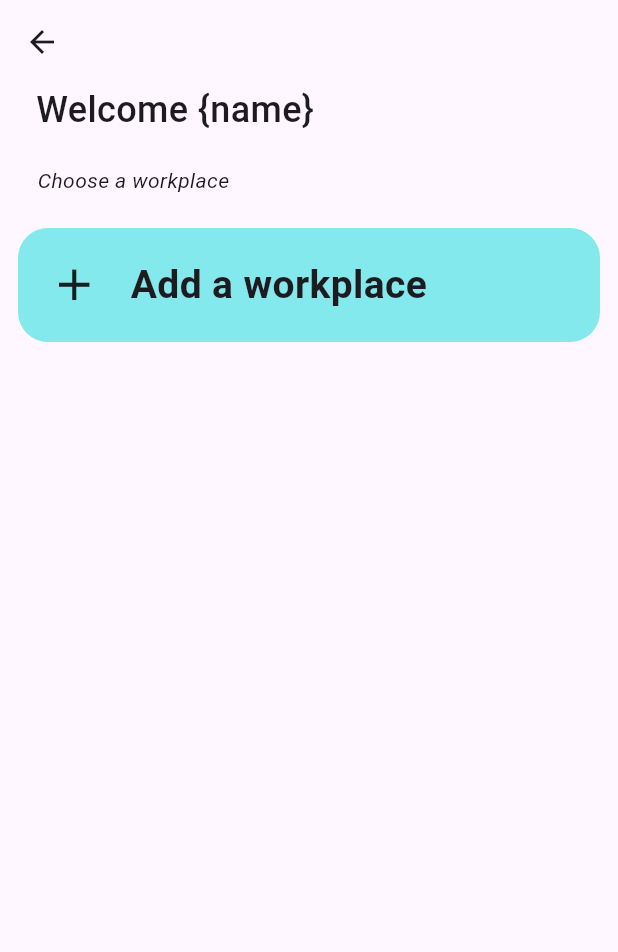
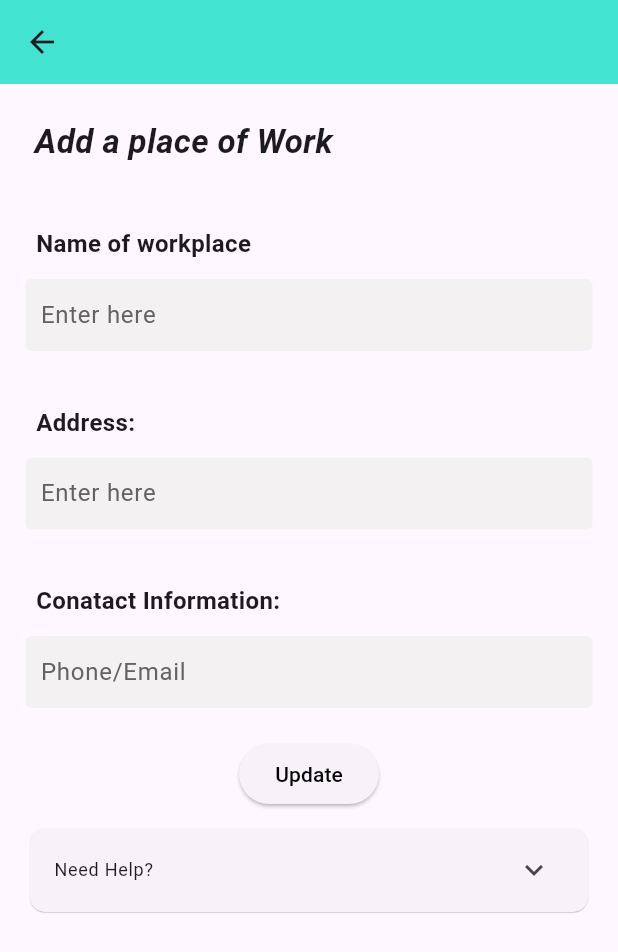
Before and after one commit to bryaanabraham/monefy_app, a Flutter app: the HomePage screen opened directly, after a tap on "Add a workplace", on a phone screen of 412 x 824 dp. Shown: the top 952 px of the screen. Run offline on Flutter 3.47's test engine with Material 3 defaults, Android fonts, the phone set to English and light mode, and no system bars; our stand-ins replace dots_indicator.

Commit message:
Workplace page added

```diff
--- /dev/null
+++ b/lib/Workplaces/add_workplace.dart
@@ -0,0 +1,204 @@
+
+import 'package:flutter/material.dart';
+import 'package:monefy_app/home_page.dart';
+
+class AddWorkplace extends StatefulWidget {
+  const AddWorkplace({Key? key}) : super(key: key);
+
+  @override
+  _AddWorkplace createState() => _AddWorkplace();
+}
+
+class _AddWorkplace extends State<AddWorkplace> {
+  late IconData address;
+  late String workplace;
+  late String contact;
+
+  bool _isExpandeIntro = false;
+  final String HelpText = 'Need Help?';
+  final String HelpExpanded =
+      "Incorporate the specified details according to the given instructions\n\nThe provided name is featured on the home screen.";
+  @override
+  Widget build(BuildContext context) {
+    return Scaffold(
+      appBar: AppBar(
+        backgroundColor: const Color.fromARGB(255, 66, 227, 208),
+      ),
+      body: SingleChildScrollView(
+        child: Padding(
+          padding: const EdgeInsets.all(8.0),
+          child: Column(
+            children: [
+              Padding(
+                padding: const EdgeInsets.all(15.0),
+                child: Container(
+                  alignment: Alignment.topLeft,
+                  child: const Text(
+                    'Add a place of Work',
+                    style: TextStyle(fontSize: 22, fontWeight: FontWeight.w700, fontStyle: FontStyle.italic),
+                  ),
+                ),
+              ),
+              const SizedBox(
+                height: 10,
+              ),
+              Padding(
+                padding: const EdgeInsets.only(
+                    top: 16, left: 16, right: 16, bottom: 8),
+                child: Container(
+                  alignment: Alignment.topLeft,
+                  child: const Text(
+                    'Name of workplace',
+                    style: TextStyle(fontSize: 16, fontWeight: FontWeight.w600),
+                  ),
+                ),
+              ),
+              Padding(
+                padding: const EdgeInsets.only(left: 5.0, right: 5, bottom: 16),
+                child: Card(
+                  elevation: 0,
+                  shape: RoundedRectangleBorder(
+                    borderRadius: BorderRadius.circular(4),
+                  ),
+                  color: const Color.fromARGB(255, 243, 241, 241),
+                  child: Padding(
+                    padding: const EdgeInsets.only(left: 10.0),
+                    child: TextFormField(
+                      decoration: const InputDecoration(
+                        border: InputBorder.none,
+                        hintText: 'Enter here',
+                        hintStyle: TextStyle(
+                          color: Color.fromARGB(255, 99, 99, 99),
+                        ),
+                      ),
+                    ),
+                  ),
+                ),
+              ),
+              Padding(
+                padding: const EdgeInsets.only(
+                    top: 16, left: 16, right: 16, bottom: 8),
+                child: Container(
+                  alignment: Alignment.topLeft,
+                  child: const Text(
+                    'Address: ',
+                    style: TextStyle(fontSize: 16, fontWeight: FontWeight.w600),
+                  ),
+                ),
+              ),
+              Padding(
+                padding: const EdgeInsets.only(left: 5.0, right: 5, bottom: 16),
+                child: Card(
+                  elevation: 0,
+                  shape: RoundedRectangleBorder(
+                    borderRadius: BorderRadius.circular(4),
+                  ),
+                  color: const Color.fromARGB(255, 243, 241, 241),
+                  child: Padding(
+                    padding: const EdgeInsets.only(left: 10.0),
+                    child: TextFormField(
+                      decoration: const InputDecoration(
+                        border: InputBorder.none,
+                        hintText: 'Enter here',
+                        hintStyle: TextStyle(
+                          color: Color.fromARGB(255, 99, 99, 99),
+                        ),
+                      ),
+                    ),
+                  ),
+                ),
+              ),
+              Padding(
+                padding: const EdgeInsets.only(
+                    top: 16, left: 16, right: 16, bottom: 8),
+                child: Container(
+                  alignment: Alignment.topLeft,
+                  child: const Text(
+                    'Conatact Information: ',
+                    style: TextStyle(fontSize: 16, fontWeight: FontWeight.w600),
+                    maxLines: 5,
+                  ),
+                ),
+              ),
+              Padding(
+                padding: const EdgeInsets.only(left: 5.0, right: 5, bottom: 16),
+                child: Card(
+                  elevation: 0,
+                  shape: RoundedRectangleBorder(
+                    borderRadius: BorderRadius.circular(4),
+                  ),
+                  color: const Color.fromARGB(255, 243, 241, 241),
+                  child: Padding(
+                    padding: const EdgeInsets.only(left: 10.0),
+                    child: TextFormField(
+                      decoration: const InputDecoration(
+                        border: InputBorder.none,
+                        hintText: 'Phone/Email',
+                        hintStyle: TextStyle(
+                          color: Color.fromARGB(255, 99, 99, 99),
+                        ),
+                      ),
+                    ),
+                  ),
+                ),
+              ),
+              ElevatedButton(
+                onPressed: () async {
+                  // _output = await _calculator.calculateOutput(
+                  //   _panelPower,
+                  //   _solarHoursPerDay,
+                  //   _environmentalFactor,
+                  // );
+
+                  setState(() {
+                    Navigator.push(
+                      context,
+                      MaterialPageRoute(
+                        builder: (context) => const HomePage(),
+                      ),
+                    );
+                  });
+                },
+                child: const Text(
+                  'Update',
+                  style: TextStyle(color: Colors.black),
+                ),
+              ),
+              Padding(
+                padding: const EdgeInsets.all(8.0),
+                child: Card(
+                  elevation: 0.3,
+                  shape: RoundedRectangleBorder(
+                    borderRadius: BorderRadius.circular(10),
+                  ),
+                  child: ListTile(
+                    title: Text(
+                      HelpText,
+                      style: const TextStyle(fontSize: 12),
+                    ),
+                    trailing: Icon(_isExpandeIntro
+                        ? Icons.expand_less
+                        : Icons.expand_more),
+                    onTap: () {
+                      setState(() {
+                        _isExpandeIntro = !_isExpandeIntro;
+                      });
+                    },
+                  ),
+                ),
+              ),
+              if (_isExpandeIntro)
+                Padding(
+                  padding: const EdgeInsets.symmetric(horizontal: 20.0),
+                  child: Text(
+                    HelpExpanded,
+                    style: const TextStyle(fontSize: 18),
+                  ),
+                ),
+            ],
+          ),
+        ),
+      ),
+    );
+  }
+}
--- a/lib/workplace.dart
+++ b/lib/Workplaces/workplace.dart
@@ -43,7 +43,7 @@
                   ),
                 ),
                 Text(
-                  workplace;
+                  '{workplace}',
                   style: TextStyle(
                       fontSize: 26,
                       fontWeight: FontWeight.w700),
--- a/lib/home_page.dart
+++ b/lib/home_page.dart
@@ -1,5 +1,6 @@
 import 'package:flutter/material.dart';
-import 'package:monefy_app/workplace.dart';
+import 'package:monefy_app/Workplaces/add_workplace.dart';
+// import 'package:monefy_app/workplace.dart';
 
 class HomePage extends StatelessWidget {
   const HomePage({super.key});
@@ -38,7 +39,7 @@
                     Navigator.push(
                         context,
                         MaterialPageRoute(
-                            builder: (context) => const HomePage()));
+                            builder: (context) => const AddWorkplace()));
                   },
                   child: Padding(
                     padding: const EdgeInsets.all(12.0),
@@ -46,7 +47,7 @@
                       height: 86,
                       width: double.infinity,
                       decoration: BoxDecoration(
-                        color: Color.fromARGB(172, 72, 226, 229),
+                        color: const Color.fromARGB(172, 72, 226, 229),
                           borderRadius: BorderRadius.circular(20)),
                       child: const Row(
                         mainAxisAlignment: MainAxisAlignment.start,
```
Also changed, not shown: lib/Login/login_screen.dart (+6 -100 lines).
